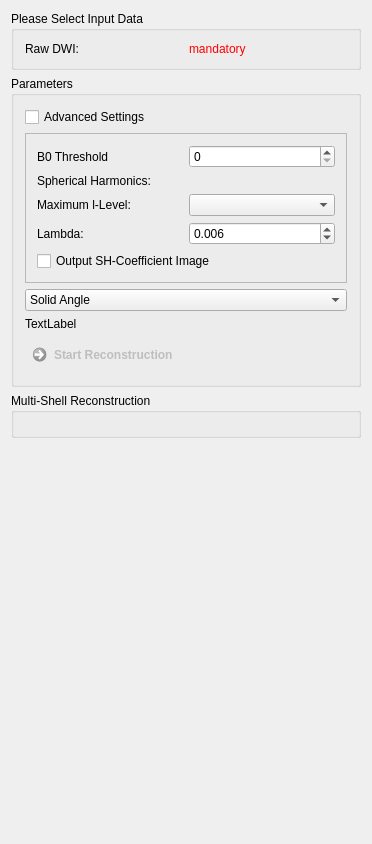
MITK/MITK, file Plugins/org.mitk.gui.qt.diffusionimaging/src/internal/QmitkQBallReconstructionViewControls.ui: the form before one commit.
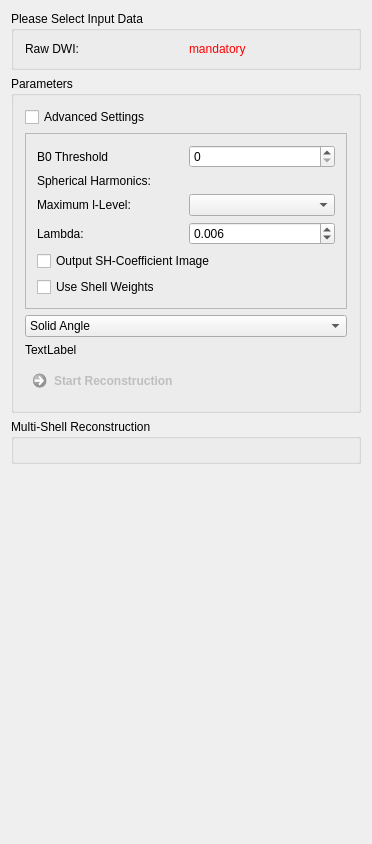
The form after the commit.

Commit message: weight checkbox interaction in qball reconstructionview

The edit to the form file:
```diff
--- a/Plugins/org.mitk.gui.qt.diffusionimaging/src/internal/QmitkQBallReconstructionViewControls.ui
+++ b/Plugins/org.mitk.gui.qt.diffusionimaging/src/internal/QmitkQBallReconstructionViewControls.ui
@@ -204,6 +204,16 @@
               </property>
              </widget>
             </item>
+            <item row="2" column="0">
+             <widget class="QCheckBox" name="m_UseWeights">
+              <property name="toolTip">
+               <string>&lt;html&gt;&lt;head/&gt;&lt;body&gt;&lt;p&gt;Only for a dataset with 3 Shells and an arethmetic progression (e.g. b1=1000, b2=2000, b3=3000 ).&lt;/p&gt;&lt;p&gt;Weightings will be applied on the interpolated directions.&lt;/p&gt;&lt;/body&gt;&lt;/html&gt;</string>
+              </property>
+              <property name="text">
+               <string>Use Shell Weights</string>
+              </property>
+             </widget>
+            </item>
            </layout>
           </widget>
          </item>
```
The commit also changes 1 other file.
